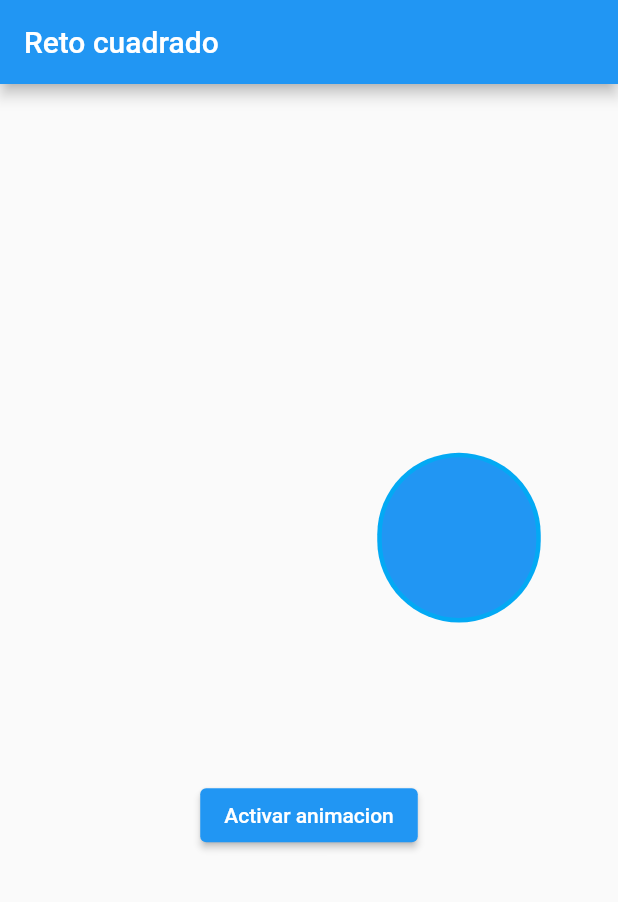
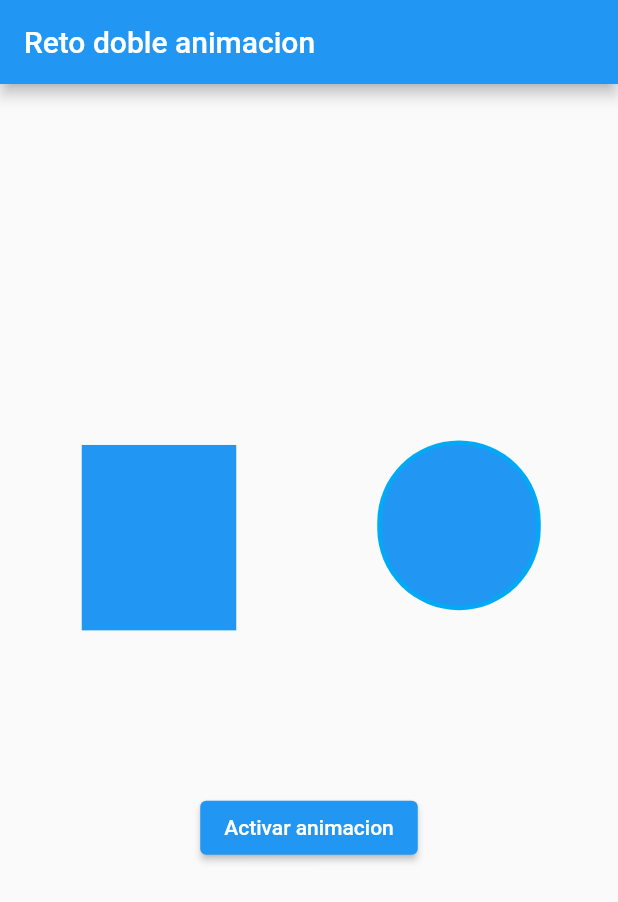
Before and after one commit to rodrigoBak-flutter/app_animaciones_bakApp, a Flutter app: the CuadradoAnimado screen opened directly, after a tap on "Activar animacion", on a phone screen of 412 x 824 dp. Shown: the top 902 px of the screen. Run offline on Flutter 3.47's test engine with Material 2 defaults, Android fonts, the light colour scheme and no system bars.

Commit message:
app_animaciones_bakApp_1.0.2

```diff
--- a/lib/main.dart
+++ b/lib/main.dart
@@ -1,5 +1,7 @@
 
 
+import 'package:app_animaciones_bakapp/src/screens/circular_progress_screen.dart';
+import 'package:app_animaciones_bakapp/src/screens/reto_doble_screen.dart';
 import 'package:flutter/material.dart';
 
 import 'package:app_animaciones_bakapp/src/screens/reto_1_screen.dart';
@@ -17,7 +19,7 @@ class MyApp extends StatelessWidget {
     return MaterialApp(
       debugShowCheckedModeBanner: false,
       title: 'Animaciones Personalizadas',
-      home: RetoCuadradoScreen(),
+      home: CircularProgressScreen(),
     );
   }
 }
--- /dev/null
+++ b/lib/src/screens/reto_doble_screen.dart
@@ -0,0 +1,187 @@
+import 'package:flutter/material.dart';
+
+//Para agregar calculos a mi animacion
+import 'dart:math' as Math;
+
+//Mis widgets personalizados
+import 'package:app_animaciones_bakapp/src/widgets/rectancgulo_widget.dart';
+
+class RetoDobleScreen extends StatelessWidget {
+  @override
+  Widget build(BuildContext context) {
+    // ignore: prefer_const_constructors
+    return Scaffold(
+      body: const Center(
+        child: CuadradoAnimado(),
+      ),
+    );
+  }
+}
+
+//Animacion del cuadrado
+class CuadradoAnimado extends StatefulWidget {
+  const CuadradoAnimado({
+    Key? key,
+  }) : super(key: key);
+
+  @override
+  State<CuadradoAnimado> createState() => _CuadradoAnimadoState();
+}
+
+class _CuadradoAnimadoState extends State<CuadradoAnimado>
+    with SingleTickerProviderStateMixin {
+  //controller = poner play, stop, ir hacia adelante, ir hacia atras, etc
+  late AnimationController controller;
+
+  //Mover animacion
+  late Animation<double> moverDerecha;
+
+  //Mover animacion
+  late Animation<double> moverArriba;
+
+  //Mover animacion
+  late Animation<double> moverAtras;
+
+  //Mover animacion
+  late Animation<double> moverAbajo;
+
+  @override
+  void initState() {
+    //Inicializando el controlador
+    controller = AnimationController(
+      vsync: this,
+      //milliseconds 1000 = 1 segundo
+      duration: const Duration(milliseconds: 4000),
+    );
+
+    //Desplazar hacia los lados (hacia la derecha)
+    moverDerecha = Tween(begin: 0.0, end: 100.0).animate(
+      CurvedAnimation(
+        parent: controller,
+        curve: const Interval(0.0, 0.25, curve: Curves.bounceOut),
+      ),
+    );
+
+    //Desplazar hacia los lados (hacia arriba)
+    moverArriba = Tween(begin: 0.0, end: -100.0).animate(
+      CurvedAnimation(
+        parent: controller,
+        curve: const Interval(0.25, 0.5, curve: Curves.bounceOut),
+      ),
+    );
+
+    //Desplazar hacia los lados (hacia Atras)
+    moverAtras = Tween(begin: 0.0, end: -100.0).animate(
+      CurvedAnimation(
+        parent: controller,
+        curve: const Interval(0.5, 0.75, curve: Curves.bounceOut),
+      ),
+    );
+
+    //Desplazar hacia los lados (hacia Abajo)
+    moverAbajo = Tween(begin: 0.0, end: 100.0).animate(
+      CurvedAnimation(
+        parent: controller,
+        curve: const Interval(0.75, 1.0, curve: Curves.bounceOut),
+      ),
+    );
+
+    controller.addListener(() {
+      //Saber el Status de mi Animacion
+      // print('Scatus: ${controller.status}');
+
+      if (controller.status == AnimationStatus.completed) {
+        /*
+          Navigator.push(
+          context,
+          MaterialPageRoute(builder: (context) => HomeScreen()),
+        );
+         */
+        controller.reset();
+        // controller.repeat();
+        //controller.reverse();
+      }
+
+      //Condicion para que se retroceda
+      /*
+        else if(controller.status == AnimationStatus.dismissed){
+        controller.forward();
+      }
+       */
+    });
+
+    super.initState();
+  }
+
+  @override
+  void dispose() {
+    controller.dispose();
+    super.dispose();
+  }
+
+  @override
+  Widget build(BuildContext context) {
+    //Si el controllador esta a esta altura la animacion arranca automaticamente
+    // controller.forward();
+
+    return Scaffold(
+      appBar: AppBar(
+        title: const Text('Reto doble animacion'),
+      ),
+      body: Column(
+        mainAxisAlignment: MainAxisAlignment.center,
+        children: [
+          Stack(
+            children: [
+              AnimatedBuilder(
+                animation: controller,
+                child: CirculoScreen(),
+                //child: RectanguloScreen(),
+                builder: (BuildContext context, Widget? child) {
+                  //Propiedad translate = desplazamiento
+                  return Transform.translate(
+                      //Offset = (x,y), igual que el eje carteciano
+                      offset: Offset(
+                        moverDerecha.value + moverAtras.value,
+                        moverArriba.value + moverAbajo.value,
+                      ),
+                      child: child);
+                },
+              ),
+              AnimatedBuilder(
+                animation: controller,
+                child: RectanguloScreen(),
+                //child: RectanguloScreen(),
+                builder: (BuildContext context, Widget? child) {
+                  //Propiedad translate = desplazamiento
+                  return Transform.translate(
+                      //Offset = (x,y), igual que el eje carteciano
+                      offset: Offset(
+                        moverAtras.value - moverDerecha.value,
+                        moverArriba.value + moverAbajo.value,
+                      ),
+                      child: child);
+                },
+              ),
+            ],
+          ),
+          const SizedBox(
+            height: 100,
+          ),
+          Center(
+            child: ElevatedButton(
+              onPressed: () {
+                //PLAY / Reproducir
+                controller.forward();
+
+                //Bucle, se repite una y otra vez
+                // controller.repeat();
+              },
+              child: const Text('Activar animacion'),
+            ),
+          ),
+        ],
+      ),
+    );
+  }
+}
```
Also changed, not shown: lib/src/screens/circular_progress_screen.dart (added, +114 -0 lines).
